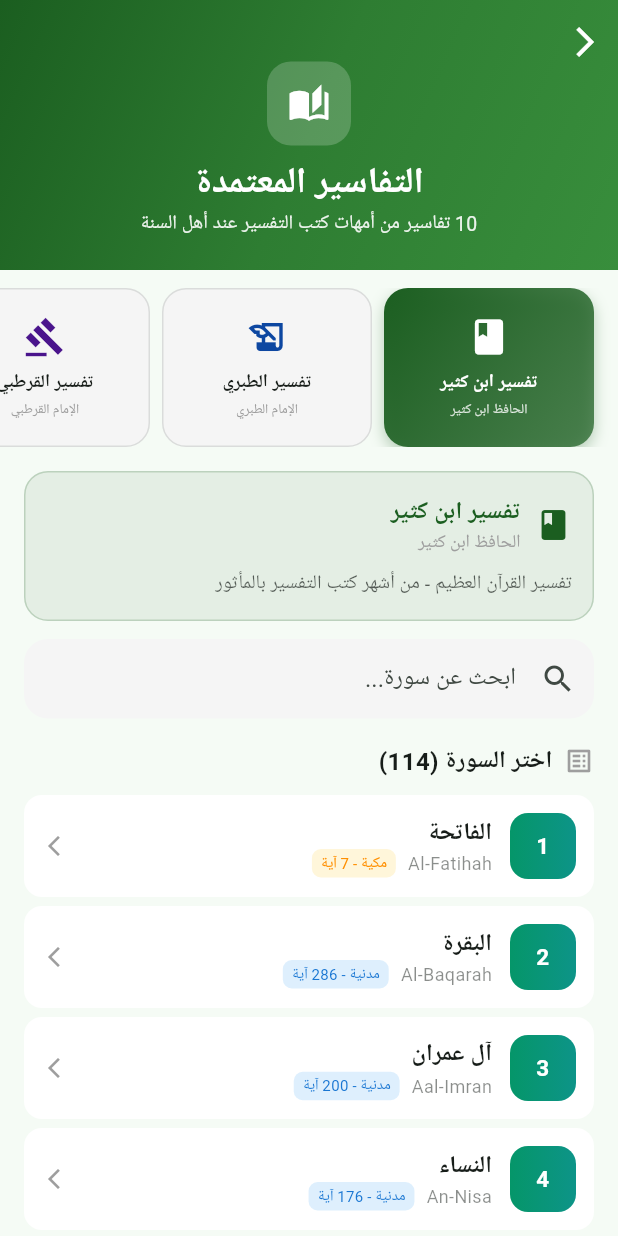
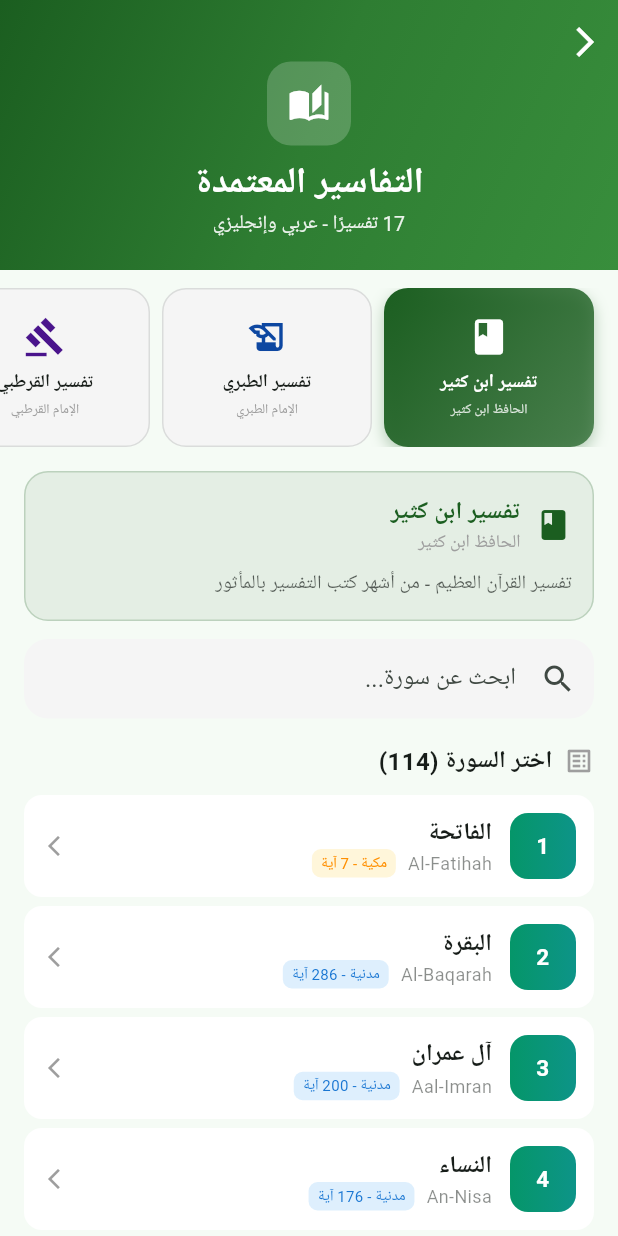
Before and after one commit to almubarmaj23-hub/noor-alquran-flutter, a Flutter app: the TafsirHomeScreen screen opened directly, on a phone screen of 412 x 824 dp. Run offline on Flutter 3.47's test engine with Material 3 defaults, Android fonts, the phone set to English and light mode, and no system bars; our stand-ins replace just_audio, share_plus, shared_preferences; accounts and stored records are empty; network calls fail.

Commit message:
Add 8 new tafsir editions (total 18: Arabic + English)
- Added 8 new English tafsir editions: Ibn Abbas, Qushairi, Kashani, Tustari, Kashf al-Asrar, Asbab al-Nuzul, Ma'ariful Quran
- Added language field to TafsirEdition class (ar/en support)
- Updated tafsir count across all screens (10 → 18)
- Added new icons for new tafsir editions
- All tafsirs verified working with API

```diff
--- a/lib/screens/home_screen.dart
+++ b/lib/screens/home_screen.dart
@@ -261,7 +261,7 @@ class _FeatureCards extends StatelessWidget {
               child: _FeatureCard(
                 icon: Icons.auto_stories,
                 title: isAr ? 'التفاسير' : 'Tafsir',
-                subtitle: isAr ? '10 تفاسير معتمدة' : '10 Tafsir Books',
+                subtitle: isAr ? '18 تفسيرًا معتمدًا' : '18 Tafsir Books',
                 gradient: const [Color(0xFF1B5E20), Color(0xFF388E3C)],
                 onTap: () {
                   Navigator.push(
--- a/lib/screens/tafsir_home_screen.dart
+++ b/lib/screens/tafsir_home_screen.dart
@@ -85,7 +85,7 @@ class _TafsirHomeScreenState extends State<TafsirHomeScreen> {
                           ),
                         ),
                         Text(
-                          '10 تفاسير من أمهات كتب التفسير عند أهل السنة',
+                          '${QuranService.tafsirEditions.length} تفسيرًا - عربي وإنجليزي',
                           style: TextStyle(
                             color: Colors.white.withValues(alpha: 0.9),
                             fontSize: 13,
@@ -440,6 +440,18 @@ class _TafsirHomeScreenState extends State<TafsirHomeScreen> {
         return Icons.summarize;
       case 'translate':
         return Icons.translate;
+      case 'person':
+        return Icons.person;
+      case 'self_improvement':
+        return Icons.self_improvement;
+      case 'spa':
+        return Icons.spa;
+      case 'psychology':
+        return Icons.psychology;
+      case 'visibility':
+        return Icons.visibility;
+      case 'history':
+        return Icons.history;
       default:
         return Icons.book;
     }
--- a/lib/services/quran_service.dart
+++ b/lib/services/quran_service.dart
@@ -6,8 +6,9 @@ class QuranService {
   static const String _tafsirBaseUrl =
       'https://cdn.jsdelivr.net/gh/spa5k/tafsir_api@main/tafsir';
 
-  // Tafsir editions available in Arabic
+  // Tafsir editions available - Arabic and English
   static const List<TafsirEdition> tafsirEditions = [
+    // === التفاسير العربية ===
     TafsirEdition(
       id: 'ar-tafsir-ibn-kathir',
       name: 'تفسير ابن كثير',
@@ -15,6 +16,7 @@ class QuranService {
       description: 'تفسير القرآن العظيم - من أشهر كتب التفسير بالمأثور',
       color: 0xFF1B5E20,
       icon: 'book',
+      language: 'ar',
     ),
     TafsirEdition(
       id: 'ar-tafsir-al-tabari',
@@ -23,6 +25,7 @@ class QuranService {
       description: 'جامع البيان عن تأويل آي القرآن - أعظم كتب التفسير بالمأثور',
       color: 0xFF0D47A1,
       icon: 'history_edu',
+      language: 'ar',
     ),
     TafsirEdition(
       id: 'ar-tafseer-al-qurtubi',
@@ -31,6 +34,7 @@ class QuranService {
       description: 'الجامع لأحكام القرآن - أفضل تفسير فقهي للقرآن',
       color: 0xFF4A148C,
       icon: 'gavel',
+      language: 'ar',
     ),
     TafsirEdition(
       id: 'ar-tafseer-al-saddi',
@@ -39,6 +43,7 @@ class QuranService {
       description: 'تيسير الكريم الرحمن في تفسير كلام المنان',
       color: 0xFFE65100,
       icon: 'auto_stories',
+      language: 'ar',
     ),
     TafsirEdition(
       id: 'ar-tafsir-al-baghawi',
@@ -47,6 +52,7 @@ class QuranService {
       description: 'معالم التنزيل - من أفضل كتب التفسير بالمأثور',
       color: 0xFF880E4F,
       icon: 'menu_book',
+      language: 'ar',
     ),
     TafsirEdition(
       id: 'ar-tafsir-al-wasit',
@@ -55,6 +61,7 @@ class QuranService {
       description: 'التفسير الوسيط للقرآن الكريم',
       color: 0xFF006064,
       icon: 'school',
+      language: 'ar',
     ),
     TafsirEdition(
       id: 'ar-tafsir-muyassar',
@@ -63,6 +70,7 @@ class QuranService {
       description: 'التفسير الميسر - سهل العبارة واضح المعنى',
       color: 0xFF33691E,
       icon: 'lightbulb',
+      language: 'ar',
     ),
     TafsirEdition(
       id: 'ar-tafseer-tanwir-al-miqbas',
@@ -71,22 +79,89 @@ class QuranService {
       description: 'تنوير المقباس من تفسير ابن عباس',
       color: 0xFF3E2723,
       icon: 'wb_sunny',
+      language: 'ar',
     ),
+    // === التفاسير الإنجليزية ===
     TafsirEdition(
       id: 'en-al-jalalayn',
-      name: 'تفسير الجلالين',
+      name: 'تفسير الجلالين (إنجليزي)',
       author: 'جلال الدين المحلي والسيوطي',
-      description: 'تفسير الجلالين - أشهر تفسير مختصر',
+      description: 'Tafsir al-Jalalayn - The most famous concise tafsir, translated to English',
       color: 0xFF263238,
       icon: 'summarize',
+      language: 'en',
     ),
     TafsirEdition(
       id: 'en-tafisr-ibn-kathir',
-      name: 'ابن كثير (مختصر إنجليزي)',
+      name: 'ابن كثير (إنجليزي)',
       author: 'الحافظ ابن كثير',
-      description: 'مختصر تفسير ابن كثير باللغة الإنجليزية',
+      description: 'Abridged Tafsir Ibn Kathir - English translation of the renowned tafsir',
       color: 0xFF1A237E,
       icon: 'translate',
+      language: 'en',
+    ),
+    TafsirEdition(
+      id: 'en-tafsir-ibn-abbas',
+      name: 'تفسير ابن عباس (إنجليزي)',
+      author: 'عبدالله بن عباس',
+      description: 'Tafsir Ibn Abbas - English translation attributed to the great companion',
+      color: 0xFF4E342E,
+      icon: 'person',
+      language: 'en',
+    ),
+    TafsirEdition(
+      id: 'en-al-qushairi-tafsir',
+      name: 'تفسير القشيري (إنجليزي)',
+      author: 'الإمام القشيري',
+      description: 'Lataif al-Isharat - Qushayri\'s mystical Quran commentary in English',
+      color: 0xFF5D4037,
+      icon: 'self_improvement',
+      language: 'en',
+    ),
+    TafsirEdition(
+      id: 'en-kashani-tafsir',
+      name: 'تفسير الكاشاني (إنجليزي)',
+      author: 'عبدالرزاق الكاشاني',
+      description: 'Kashani\'s Tafsir - Spiritual and mystical Quran interpretation in English',
+      color: 0xFF37474F,
+      icon: 'spa',
+      language: 'en',
+    ),
+    TafsirEdition(
+      id: 'en-tafsir-al-tustari',
+      name: 'تفسير التستري (إنجليزي)',
+      author: 'سهل بن عبدالله التستري',
+      description: 'Tafsir al-Tustari - One of the earliest Sufi commentaries, translated to English',
+      color: 0xFF455A64,
+      icon: 'psychology',
+      language: 'en',
+    ),
+    TafsirEdition(
+      id: 'en-kashf-al-asrar-tafsir',
+      name: 'كشف الأسرار (إنجليزي)',
+      author: 'الميبدي',
+      description: 'Kashf al-Asrar - Unveiling the Secrets, a comprehensive Persian tafsir in English',
+      color: 0xFF795548,
+      icon: 'visibility',
+      language: 'en',
+    ),
+    TafsirEdition(
+      id: 'en-asbab-al-nuzul-by-al-wahidi',
+      name: 'أسباب النزول (إنجليزي)',
+      author: 'الإمام الواحدي',
+      description: 'Asbab al-Nuzul - Occasions of revelation by al-Wahidi, essential companion text',
+      color: 0xFF6D4C41,
+      icon: 'history',
+      language: 'en',
+    ),
+    TafsirEdition(
+      id: 'en-tafsir-maarif-ul-quran',
+      name: 'معارف القرآن (إنجليزي)',
+      author: 'المفتي محمد شفيع',
+      description: 'Ma\'ariful Quran - Comprehensive modern tafsir by Mufti Muhammad Shafi in English',
+      color: 0xFF546E7A,
+      icon: 'menu_book',
+      language: 'en',
     ),
   ];
 
@@ -194,6 +269,7 @@ class TafsirEdition {
   final String description;
   final int color;
   final String icon;
+  final String language;
 
   const TafsirEdition({
     required this.id,
@@ -202,7 +278,11 @@ class TafsirEdition {
     required this.description,
     required this.color,
     required this.icon,
+    this.language = 'ar',
   });
+
+  bool get isArabic => language == 'ar';
+  bool get isEnglish => language == 'en';
 }
 
 class Ayah {
--- a/lib/widgets/header_widget.dart
+++ b/lib/widgets/header_widget.dart
@@ -181,7 +181,7 @@ class HeaderWidget extends StatelessWidget {
                       _buildStat('${surahs.length}', isAr ? 'سورة' : 'Surahs', Icons.bookmark_outlined),
                       _buildStat('$totalVerses', isAr ? 'آية' : 'Verses', Icons.format_quote_rounded),
                       _buildStat('30', isAr ? 'جزء' : 'Juz', Icons.layers_outlined),
-                      _buildStat('10', isAr ? 'تفسير' : 'Tafsirs', Icons.auto_stories_outlined),
+                      _buildStat('18', isAr ? 'تفسير' : 'Tafsirs', Icons.auto_stories_outlined),
                     ],
                   ),
                   const SizedBox(height: 12),
```
